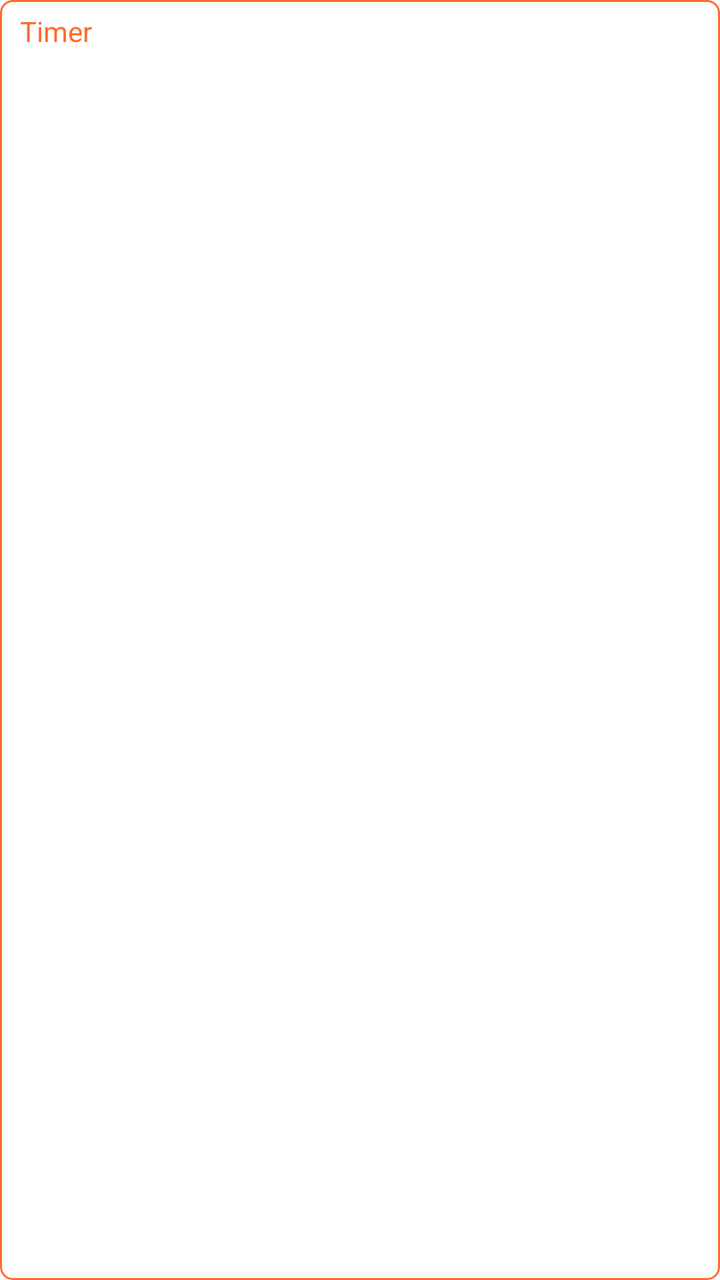
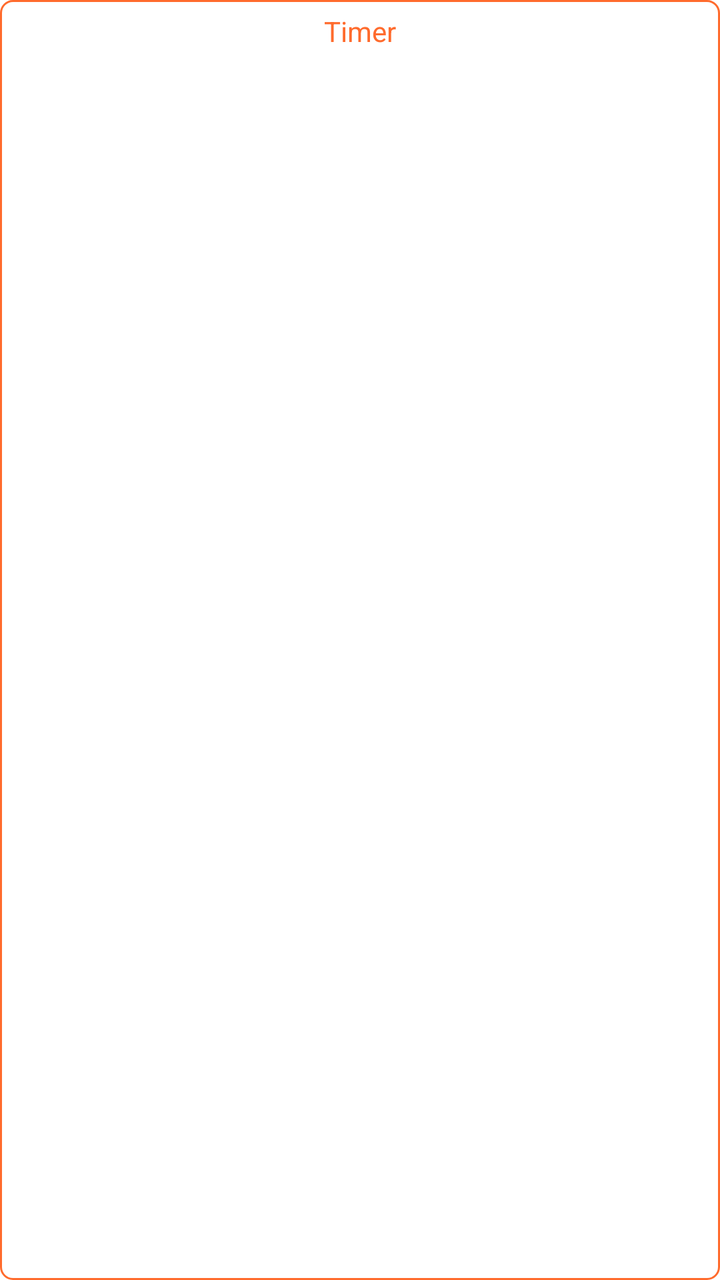

The first picture is an Android layout as it rendered before a commit; the second is the same layout after the commit. The layout source and the unified diff follow.
<!-- AndroidManifest.xml: application theme Theme.Flixcomix -->
<!-- res/layout/item_episode.xml -->
<?xml version="1.0" encoding="utf-8"?>
<TextView xmlns:android="http://schemas.android.com/apk/res/android"
    android:id="@+id/txtName"
    android:layout_width="wrap_content"
    android:layout_height="wrap_content"
    android:paddingVertical="6dp"
    android:paddingHorizontal="10dp"
    android:background="@drawable/bg_outline_squere"
    android:textColor="@color/orange"
    android:text="@string/timer" />
<!-- resources referenced by this layout -->
<resources>
  <color name="orange">#FFFF6B2D</color>
  <!-- drawable bg_outline_squere (drawable) -->
  <?xml version="1.0" encoding="utf-8"?>
  <shape xmlns:android="http://schemas.android.com/apk/res/android">
      <stroke android:color="@color/orange" android:width="1dp" />
      <corners android:radius="6dp" />
  </shape>
  <string name="timer">Timer</string>
  <style name="Theme.Flixcomix" parent="Theme.MaterialComponents.DayNight.NoActionBar">
          
          <item name="colorPrimary">@color/orange</item>
          <item name="colorPrimaryVariant">@color/white</item>
          <item name="background">@color/white</item>
          <item name="android:windowBackground">@color/white</item>
          <item name="colorOnPrimary">@color/white</item>
          
          <item name="colorSecondary">@color/white</item>
          <item name="colorSecondaryVariant">@color/white</item>
          <item name="colorOnSecondary">@color/white</item>
          
          <item name="android:statusBarColor">?attr/colorPrimaryVariant</item>
          
  
          <item name="color_background">@color/white</item>
          <item name="color_background_second">@color/gray_100</item>
          <item name="color_background_third">@color/white</item>
          <item name="color_background_div">@color/gray_200</item>
          <item name="color_background_button">@color/orange_100</item>
          <item name="color_background_button_status">@color/gray_400</item>
          <item name="color_background_300_dark">@color/gray_300</item>
  
          <item name="color_primary_orange">@color/orange</item>
          <item name="color_disable_orange">@color/orange_status</item>
  
          <item name="text_color_gray_subtitle">@color/gray_800</item>
          <item name="text_color_span">@color/gray_700</item>
          <item name="text_color_span_500">@color/gray_500</item>
          <item name="text_color_span_700_300">@color/gray_700</item>
          <item name="text_color_head_1">@color/gray_900</item>
          <item name="text_color_head_2">@color/gray_800</item>
          <item name="text_color_primary_orange">@color/orange</item>
          <item name="text_color_primary_white">@color/white</item>
          <item name="color_indicator">@color/gray_200</item>
      </style>
  <color name="white">#FFFFFFFF</color>
  <color name="gray_100">#FFF5F5F5</color>
  <color name="gray_200">#FFEEEEEE</color>
  <color name="orange_100">#FFFFE3D8</color>
  <color name="gray_400">#FFBDBDBD</color>
  <color name="gray_300">#FFE0E0E0</color>
  <color name="orange_status">#FFFF9B70</color>
  <color name="gray_800">#FF424242</color>
  <color name="gray_700">#FF616161</color>
  <color name="gray_500">#FF9E9E9E</color>
  <color name="gray_900">#FF212121</color>
</resources>

<!-- the commit's change to res/layout/item_episode.xml (unified diff, before → after) -->
@@ -1,10 +1,12 @@
 <?xml version="1.0" encoding="utf-8"?>
 <TextView xmlns:android="http://schemas.android.com/apk/res/android"
     android:id="@+id/txtName"
-    android:layout_width="wrap_content"
+    android:layout_width="match_parent"
     android:layout_height="wrap_content"
+    android:textAlignment="center"
     android:paddingVertical="6dp"
     android:paddingHorizontal="10dp"
+    android:maxLines="1"
     android:background="@drawable/bg_outline_squere"
     android:textColor="@color/orange"
     android:text="@string/timer" />
